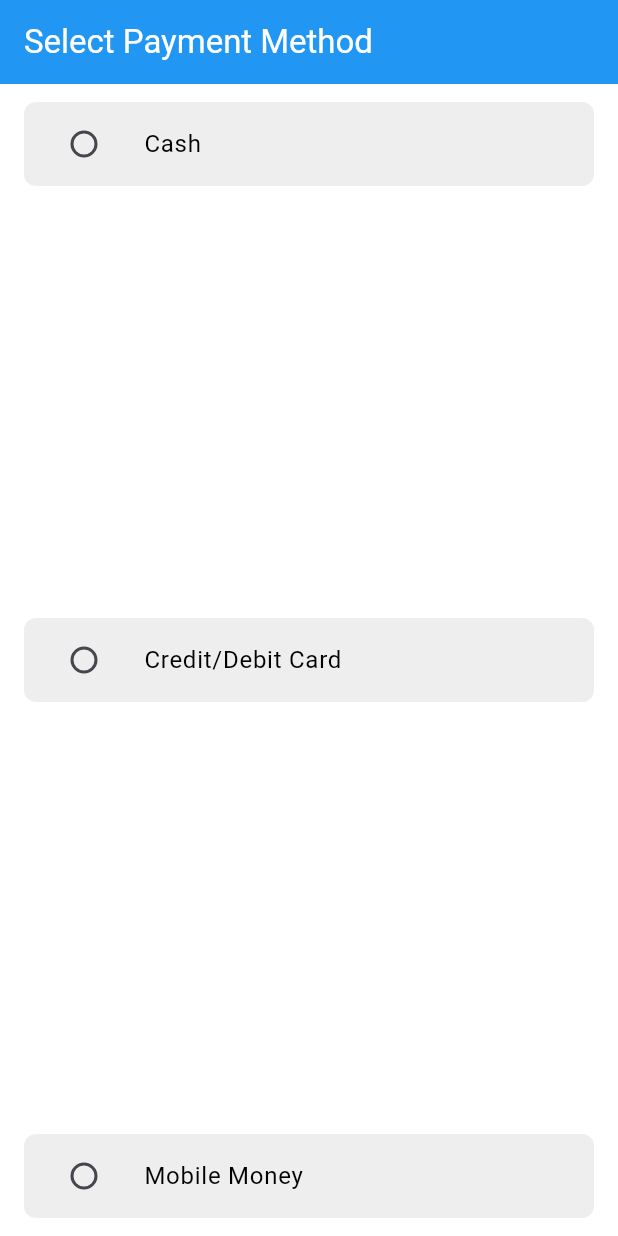
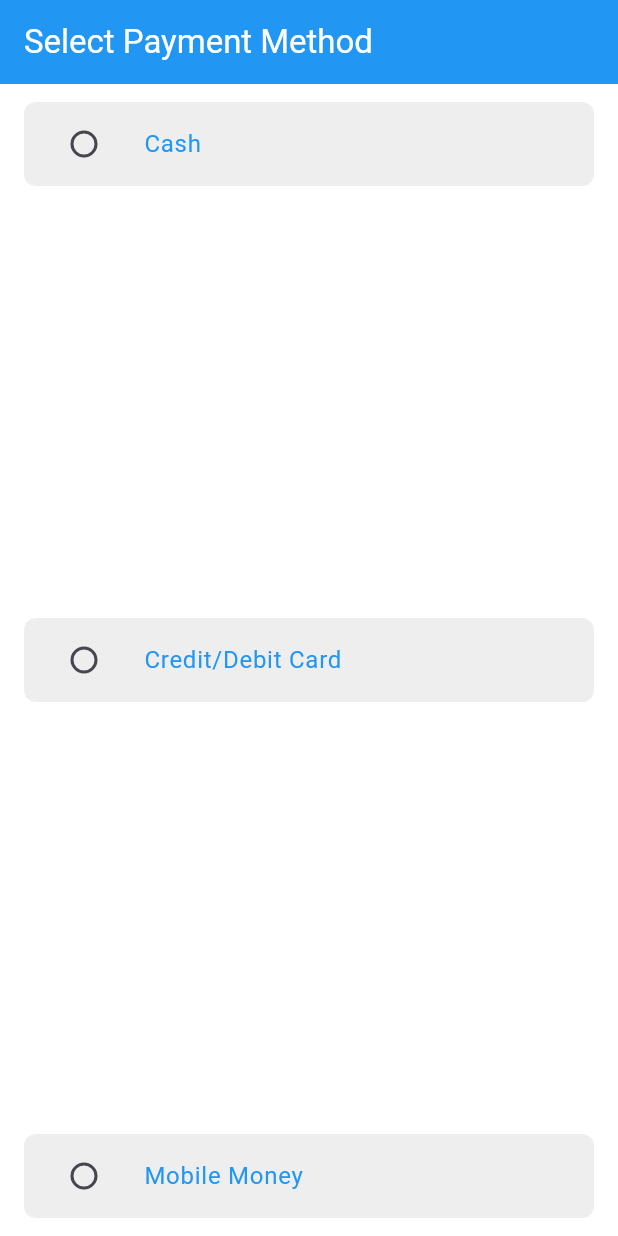
Before and after one commit to MarkhBalam/garage_finderr, a Flutter app: the PaymentPage screen opened directly, on a phone screen of 412 x 824 dp. Run offline on Flutter 3.47's test engine with Material 3 defaults, Android fonts, the phone set to English and light mode, and no system bars; our stand-ins replace animated_splash_screen, cloud_firestore, firebase_auth, firebase_core, firebase_messaging, google_maps_flutter and 2 more; missing offline and left inert: flutter_polyline_points; accounts and stored records are empty; statements that could not run were skipped.

Commit message:
updated the payment page

```diff
--- a/lib/pages/payments.dart
+++ b/lib/pages/payments.dart
@@ -65,7 +65,7 @@ class _PaymentPageState extends State<PaymentPage> {
       child: ListTile(
         title: Text(
           method,
-          style: TextStyle(color: Colors.black), // Black text color
+          style: TextStyle(color: Colors.blue), // Black text color
         ),
         leading: Radio<String>(
           value: method,
```
